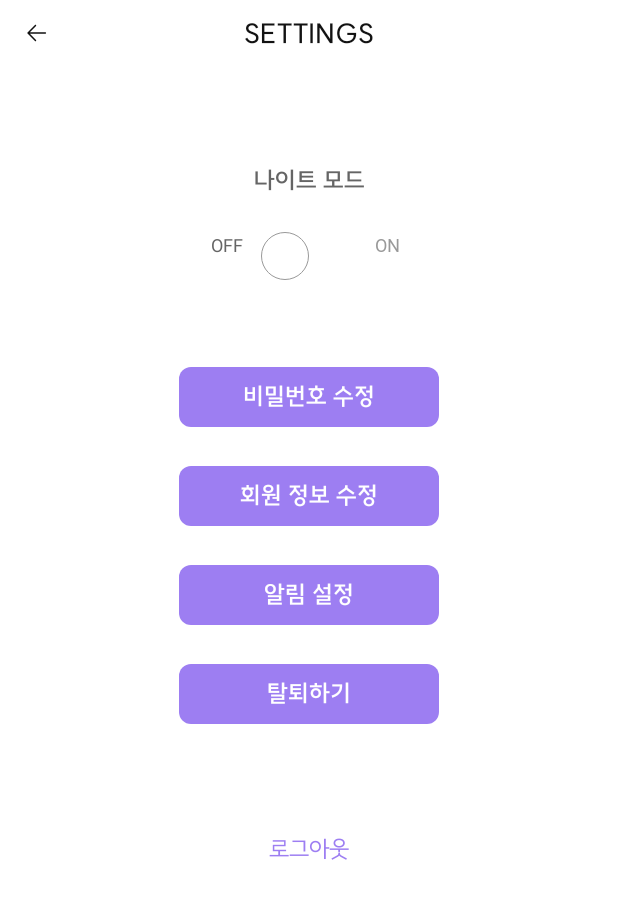
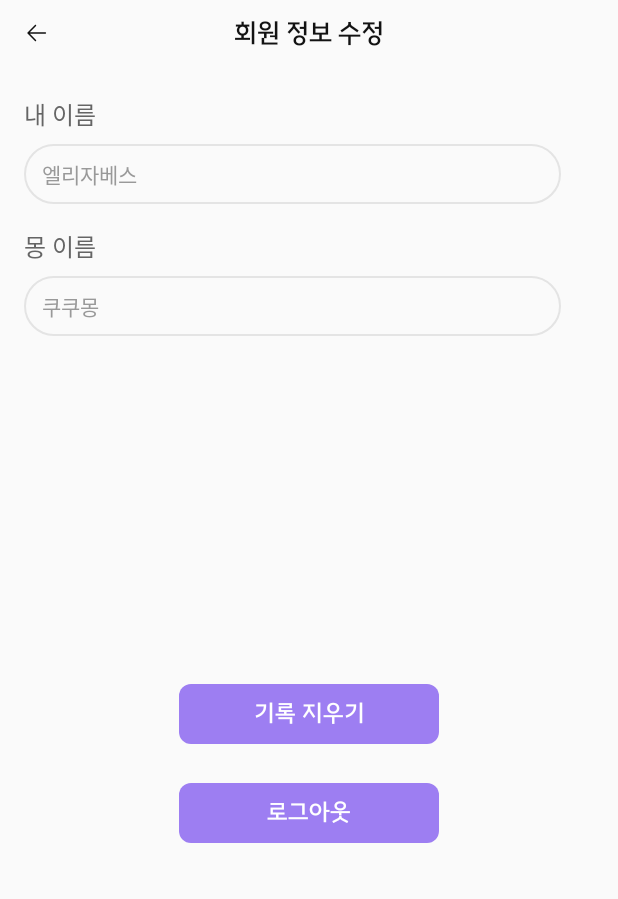
Before and after one commit to bw-green/DURYMONG-Android, an Android app: the screen it shows after launch (MainActivity), on a phone screen of 412 x 824 dp. Shown: the top 899 px of the screen. Run offline under Robolectric (Android 15) with nearby library versions, the phone set to English and light mode, and no system bars; 1 statement that could not run was skipped.

Commit message:
6. 환경설정 ui 구성 완료(수정 예정)

```diff
--- a/app/src/main/java/com/example/durymong/MainActivity.kt
+++ b/app/src/main/java/com/example/durymong/MainActivity.kt
@@ -13,6 +13,6 @@ class MainActivity : ComponentActivity() {
         super.onCreate(savedInstanceState)
 
         binding = ActivityMainBinding.inflate(layoutInflater)
-        setContentView(R.layout.fragment_settings)
+        setContentView(R.layout.fragment_settings_edit_user_info)
     }
 }
--- /dev/null
+++ b/app/src/main/res/drawable/v_settings_alarm_radius_about7.xml
@@ -0,0 +1,6 @@
+<?xml version="1.0" encoding="utf-8"?>
+<shape xmlns:android="http://schemas.android.com/apk/res/android"
+    android:shape="rectangle">
+    <corners android:radius="7.62dp"/>
+
+</shape>
--- /dev/null
+++ b/app/src/main/res/drawable/v_settings_edit_text_radius_20dp.xml
@@ -0,0 +1,7 @@
+<?xml version="1.0" encoding="utf-8"?>
+<shape xmlns:android="http://schemas.android.com/apk/res/android"
+    android:shape="rectangle">
+    <corners android:radius="20dp"/>
+    <stroke android:color="@color/gray2" android:width="1dp" />
+
+</shape>
--- /dev/null
+++ b/app/src/main/res/layout/fragment_settings_edit_user_info.xml
@@ -0,0 +1,133 @@
+<?xml version="1.0" encoding="utf-8"?>
+<androidx.constraintlayout.widget.ConstraintLayout xmlns:android="http://schemas.android.com/apk/res/android"
+    xmlns:app="http://schemas.android.com/apk/res-auto"
+    android:layout_width="match_parent"
+    android:layout_height="match_parent"
+    android:background="@color/background_white">
+
+    <!--top-->
+    <androidx.constraintlayout.widget.ConstraintLayout
+        android:id="@+id/cl_settings_edit_password_top"
+        android:layout_width="match_parent"
+        android:layout_height="44dp"
+        app:layout_constraintStart_toStartOf="parent"
+        app:layout_constraintTop_toTopOf="parent">
+
+        <ImageView
+            android:id="@+id/iv_settings_edit_password_back"
+            android:layout_width="24dp"
+            android:layout_height="24dp"
+            android:layout_marginStart="12dp"
+            android:src="@drawable/ic_settings_back"
+            app:layout_constraintBottom_toBottomOf="parent"
+            app:layout_constraintStart_toStartOf="parent"
+            app:layout_constraintTop_toTopOf="parent" />
+
+        <TextView
+            android:layout_width="wrap_content"
+            android:layout_height="wrap_content"
+            android:fontFamily="@font/suite_semi_bold"
+            android:text="회원 정보 수정"
+            android:textColor="@color/black"
+            android:textSize="18sp"
+            app:layout_constraintBottom_toBottomOf="parent"
+            app:layout_constraintEnd_toEndOf="parent"
+            app:layout_constraintStart_toStartOf="parent"
+            app:layout_constraintTop_toTopOf="parent" />
+
+    </androidx.constraintlayout.widget.ConstraintLayout>
+
+    <TextView
+        android:id="@+id/tv_settings_edit_user_info_name"
+        android:layout_width="wrap_content"
+        android:layout_height="wrap_content"
+        android:layout_marginStart="16dp"
+        android:layout_marginTop="20dp"
+        android:fontFamily="@font/suite_medium"
+        android:text="내 이름"
+        android:textColor="@color/gray4"
+        android:textSize="16sp"
+        app:layout_constraintStart_toStartOf="parent"
+        app:layout_constraintTop_toBottomOf="@id/cl_settings_edit_password_top" />
+
+    <!--입력 상태에서 textcolor == hint 글자 색인지 디자인 파트와 확인 필요-->
+    <!--edittext height 기존40dp / 48dp 이상으로 설정하라는 경고 있음. -->
+    <EditText
+        android:id="@+id/et_settings_edit_user_info_name"
+        android:layout_width="358dp"
+        android:layout_height="40dp"
+        android:layout_marginStart="16dp"
+        android:layout_marginTop="8dp"
+        android:background="@drawable/v_settings_edit_text_radius_20dp"
+        android:fontFamily="@font/suite_medium"
+        android:hint="엘리자베스"
+        android:paddingHorizontal="12dp"
+        android:textColor="@color/gray4"
+        android:textColorHint="@color/gray3"
+        android:textSize="14sp"
+        app:layout_constraintStart_toStartOf="parent"
+        app:layout_constraintTop_toBottomOf="@id/tv_settings_edit_user_info_name" />
+
+    <TextView
+        android:id="@+id/tv_settings_edit_user_info_mong"
+        android:layout_width="wrap_content"
+        android:layout_height="wrap_content"
+        android:layout_marginStart="16dp"
+        android:layout_marginTop="16dp"
+        android:fontFamily="@font/suite_medium"
+        android:text="몽 이름"
+        android:textColor="@color/gray4"
+        android:textSize="16sp"
+        app:layout_constraintStart_toStartOf="parent"
+        app:layout_constraintTop_toBottomOf="@id/et_settings_edit_user_info_name" />
+
+    <EditText
+        android:id="@+id/et_settings_edit_user_info_mong"
+        android:layout_width="358dp"
+        android:layout_height="40dp"
+        android:layout_marginStart="16dp"
+        android:layout_marginTop="8dp"
+        android:background="@drawable/v_settings_edit_text_radius_20dp"
+        android:fontFamily="@font/suite_medium"
+        android:hint="쿠쿠몽"
+        android:paddingHorizontal="12dp"
+        android:textColor="@color/gray4"
+        android:textColorHint="@color/gray3"
+        android:textSize="14sp"
+        app:layout_constraintStart_toStartOf="parent"
+        app:layout_constraintTop_toBottomOf="@id/tv_settings_edit_user_info_mong" />
+
+    <Button
+        android:id="@+id/btn_settings_edit_user_info_delete"
+        android:layout_width="173dp"
+        android:layout_height="40dp"
+        android:layout_marginTop="232dp"
+        android:background="@drawable/v_settings_menu_buttons"
+        android:backgroundTint="@color/main_purple"
+        android:fontFamily="@font/suite_semi_bold"
+        android:gravity="center"
+        android:text="기록 지우기"
+        android:textColor="@color/white"
+        android:textSize="16sp"
+        app:layout_constraintEnd_toEndOf="parent"
+        app:layout_constraintStart_toStartOf="parent"
+        app:layout_constraintTop_toBottomOf="@id/et_settings_edit_user_info_mong" />
+
+    <Button
+        android:id="@+id/btn_settings_edit_user_info_logout"
+        android:layout_width="173dp"
+        android:layout_height="40dp"
+        android:layout_marginTop="26dp"
+        android:background="@drawable/v_settings_menu_buttons"
+        android:backgroundTint="@color/main_purple"
+        android:fontFamily="@font/suite_semi_bold"
+        android:gravity="center"
+        android:text="로그아웃"
+        android:textColor="@color/white"
+        android:textSize="16sp"
+        app:layout_constraintEnd_toEndOf="parent"
+        app:layout_constraintStart_toStartOf="parent"
+        app:layout_constraintTop_toBottomOf="@id/btn_settings_edit_user_info_delete" />
+
+
+</androidx.constraintlayout.widget.ConstraintLayout>
```
Also changed, not shown: app/src/main/res/drawable/v_settings_radius_20dp_stroke_1dp_purple.xml (added, +8 -0 lines), app/src/main/res/drawable/v_settings_radius_8dp_stroke_1dp_gray3.xml (added, +8 -0 lines), app/src/main/res/layout/fragment_settings.xml (+21 -7 lines), app/src/main/res/layout/fragment_settings_alarm.xml (added, +175 -0 lines), app/src/main/res/layout/fragment_settings_edit_password.xml (added, +116 -0 lines), app/src/main/res/layout/fragment_settings_resign.xml (added, +208 -0 lines), app/src/main/res/drawable/img_home_chat_light.9.png.
